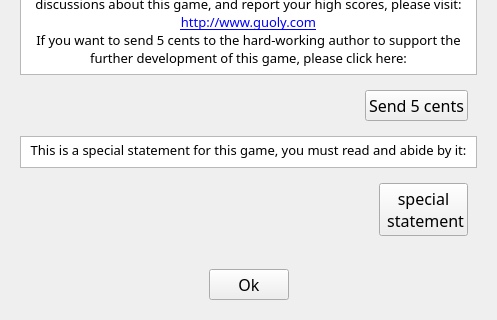
This is form/about.ui in soda92/beijing_fushengji_rewrite as Qt 5 draws it before an edit; both pictures show x 0 to 497 and y 223 to 543 of the 497 by 543 pixel window. The edited form follows.
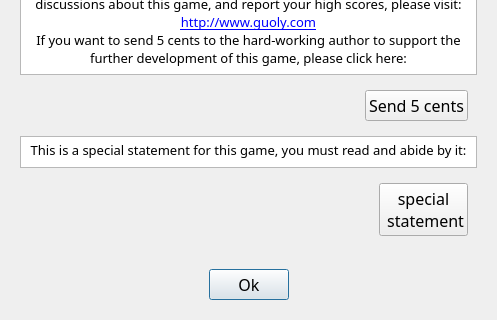
This is the edited form. Icons and pictures are not drawn.

Commit message: enable auto reload for `About` dialog

Patch:
```diff
--- a/form/about.ui
+++ b/form/about.ui
@@ -205,6 +205,12 @@
         <property name="text">
          <string>Ok</string>
         </property>
+        <property name="autoDefault">
+         <bool>true</bool>
+        </property>
+        <property name="default">
+         <bool>true</bool>
+        </property>
        </widget>
       </item>
       <item>
```
The commit also changes 2 other files.
